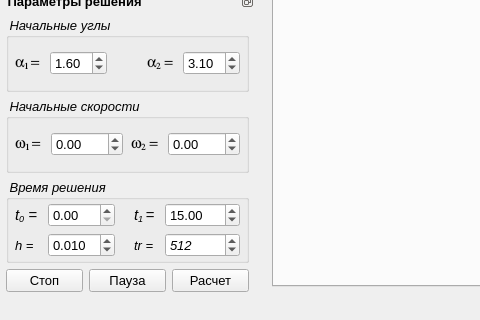
Qinterfly/DoublePendulum, file gui/MainWindow.ui: the form before one commit; both pictures show x 0 to 480 and y 267 to 587 of the 924 by 587 pixel window.
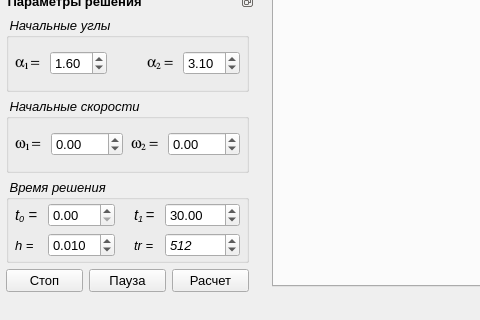
The form after the commit. Custom widgets are drawn as their Qt base class.

```diff
--- a/gui/MainWindow.ui
+++ b/gui/MainWindow.ui
@@ -812,7 +812,7 @@
            <enum>QAbstractSpinBox::AdaptiveDecimalStepType</enum>
           </property>
           <property name="value">
-           <double>15.000000000000000</double>
+           <double>30.000000000000000</double>
           </property>
          </widget>
         </item>
```
Left out of the diff: 36 changed lines with no effect on the pictures.
